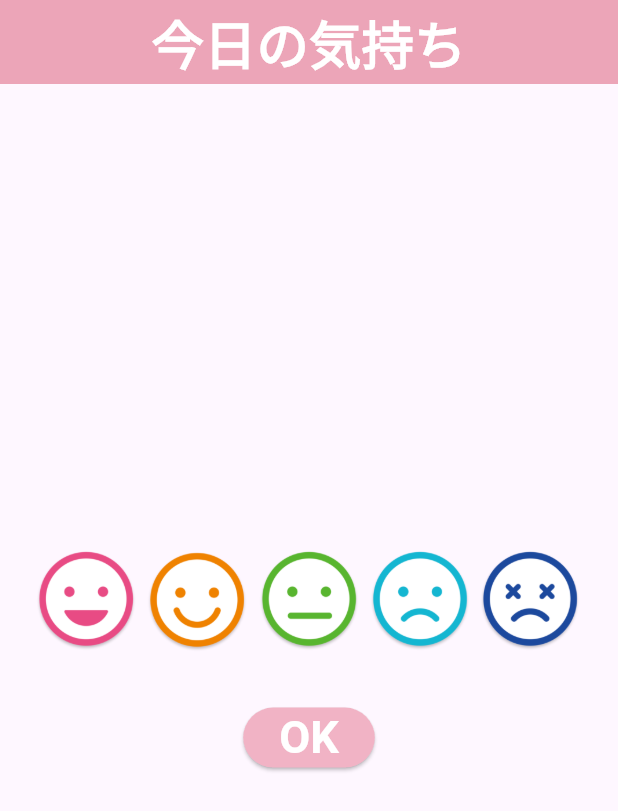
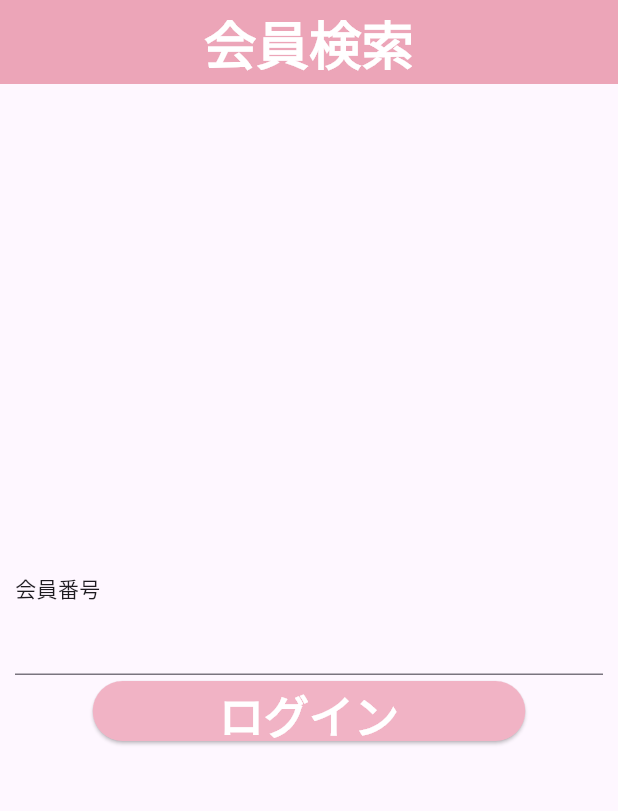
Before and after one commit to uchiran-chi/hohoemi_navi_partner_app, a Flutter app: the screen it shows after launch, on a phone screen of 412 x 824 dp. Shown: the top 811 px of the screen. Run offline on Flutter 3.47's test engine with Material 3 defaults, Android fonts, the phone set to English and light mode, and no system bars; our stand-ins replace flutter_riverpod, go_router.

Commit message:
ひとまず動くところまで

```diff
--- /dev/null
+++ b/lib/components/input_field.dart
@@ -0,0 +1,53 @@
+import 'package:flutter/material.dart';
+import 'package:flutter/services.dart';
+
+// TODO: statefulとstateless
+
+class InputField extends StatefulWidget {
+  final String text;
+  final TextEditingController controller;
+
+  InputField({super.key, required this.text, required this.controller});
+
+  @override
+  _InputFieldState createState() => _InputFieldState();
+}
+
+class _InputFieldState extends State<InputField> {
+  @override
+  Widget build(BuildContext context) {
+    return Column(
+      crossAxisAlignment: CrossAxisAlignment.start,
+      children: [
+        Text(widget.text, textAlign: TextAlign.left),
+        TextField(controller: widget.controller),
+      ],
+    );
+  }
+}
+
+class InputNumberField extends StatefulWidget {
+  final String text;
+  final TextEditingController controller;
+
+  InputNumberField({super.key, required this.text, required this.controller});
+
+  @override
+  _InputNumberFieldState createState() => _InputNumberFieldState();
+}
+
+class _InputNumberFieldState extends State<InputNumberField> {
+  @override
+  Widget build(BuildContext context) {
+    return Column(
+      crossAxisAlignment: CrossAxisAlignment.start,
+      children: [
+        Text(widget.text, textAlign: TextAlign.left),
+        TextField(
+            controller: widget.controller,
+            keyboardType: TextInputType.number,
+            inputFormatters: [FilteringTextInputFormatter.digitsOnly]),
+      ],
+    );
+  }
+}
--- /dev/null
+++ b/lib/login_page.dart
@@ -0,0 +1,52 @@
+import 'package:flutter/material.dart';
+import 'package:flutter_riverpod/flutter_riverpod.dart';
+import 'package:go_router/go_router.dart';
+
+import 'components/input_field.dart';
+import 'domain/emotion_controller.dart';
+import 'domain/user_controller.dart';
+
+final controllerProvider = Provider((ref) {
+  return TextEditingController();
+});
+
+//コメント入力画面
+class LoginPage extends ConsumerWidget {
+  const LoginPage({super.key});
+
+  @override
+  Widget build(BuildContext context, WidgetRef ref) {
+    final Map<String, bool> emotionProvider = ref.watch(emotionsProvider);
+    final List<bool> emotionList = emotionProvider.values.toList();
+    final deviceWidth = MediaQuery.of(context).size.width;
+    final controller = ref.read(controllerProvider);
+    final userState = ref.watch(userProvider.notifier);
+
+    return Scaffold(
+      appBar: AppBar(
+        title: const Text('会員検索'),
+      ),
+      body: Container(
+        margin: const EdgeInsets.all(10),
+        child: Column(
+          mainAxisAlignment: MainAxisAlignment.center,
+          crossAxisAlignment: CrossAxisAlignment.center,
+          children: [
+            InputField(text: '会員番号', controller: controller),
+            SizedBox(
+              width: deviceWidth * 0.7,
+              child: ElevatedButton(
+                onPressed: () async {
+                  await userState.login(controller.text);
+                  // ref.watch(reactionProvider.notifier).getReactionState(1);
+                  context.push('/reaction_page');
+                },
+                child: const Text('ログイン'),
+              ),
+            ),
+          ],
+        ),
+      ),
+    );
+  }
+}
--- a/lib/main.dart
+++ b/lib/main.dart
@@ -1,9 +1,8 @@
 import 'package:flutter/material.dart';
 import 'package:flutter_riverpod/flutter_riverpod.dart';
-import 'package:hohoemi_navi_partner_app/reaction_page.dart';
+import 'package:hohoemi_navi_partner_app/route/route_controller.dart';
 
-
-Future<void> main() async{
+Future<void> main() async {
   runApp(const ProviderScope(child: MyApp()));
 }
 
@@ -12,7 +11,9 @@ class MyApp extends ConsumerWidget {
 
   @override
   Widget build(BuildContext context, WidgetRef ref) {
-    return MaterialApp(
+    final router = ref.watch(routeProvider);
+
+    return MaterialApp.router(
       title: 'Flutter Demo',
       theme: ThemeData(
         colorScheme: ColorScheme.fromSeed(seedColor: Colors.deepPurple),
@@ -32,7 +33,7 @@ class MyApp extends ConsumerWidget {
           ),
         ),
       ),
-      home: const ReactionPage()
+      routerConfig: router,
     );
   }
 }
--- /dev/null
+++ b/lib/route/route_controller.dart
@@ -0,0 +1,38 @@
+import 'package:flutter/cupertino.dart';
+import 'package:flutter_riverpod/flutter_riverpod.dart';
+import 'package:go_router/go_router.dart';
+
+import '../comment_page.dart';
+import '../login_page.dart';
+import '../reaction_page.dart';
+import '../success_registration_page.dart';
+// import '../pages/first_signup_page.dart';
+// import '../pages/home.dart';
+// import '../pages/login_page.dart';
+
+final navigatorKey = GlobalKey<NavigatorState>();
+
+final routeProvider = Provider<GoRouter>(
+  (ref) => GoRouter(
+    initialLocation: '/',
+    navigatorKey: navigatorKey,
+    routes: [
+      GoRoute(
+        path: '/',
+        builder: (context, _) => const LoginPage(),
+      ),
+      GoRoute(
+        path: '/reaction_page',
+        builder: (context, _) => const ReactionPage(),
+      ),
+      GoRoute(
+        path: '/comment_page',
+        builder: (context, _) => const CommentPage(),
+      ),
+      GoRoute(
+        path: '/success_registration_page',
+        builder: (context, _) => const SuccessRegistrationPage(),
+      ),
+    ],
+  ),
+);
--- a/pubspec.yaml
+++ b/pubspec.yaml
@@ -39,6 +39,7 @@ dependencies:
   freezed_annotation: ^2.4.1
   flutter_toggle_tab: ^1.4.1
   http: ^1.1.0
+  go_router: ^13.2.0
 
 dev_dependencies:
   flutter_test:
```
Also changed, not shown: lib/comment_page.dart (added, +75 -0 lines), lib/components/signup_container.dart (added, +28 -0 lines), lib/data/api_service.dart (+46 -6 lines), lib/domain/emotion_controller.dart (+19 -7 lines), lib/domain/user_controller.dart (added, +31 -0 lines), lib/reaction_page.dart (+25 -13 lines), lib/success_registration_page.dart (added, +64 -0 lines), pubspec.lock.
